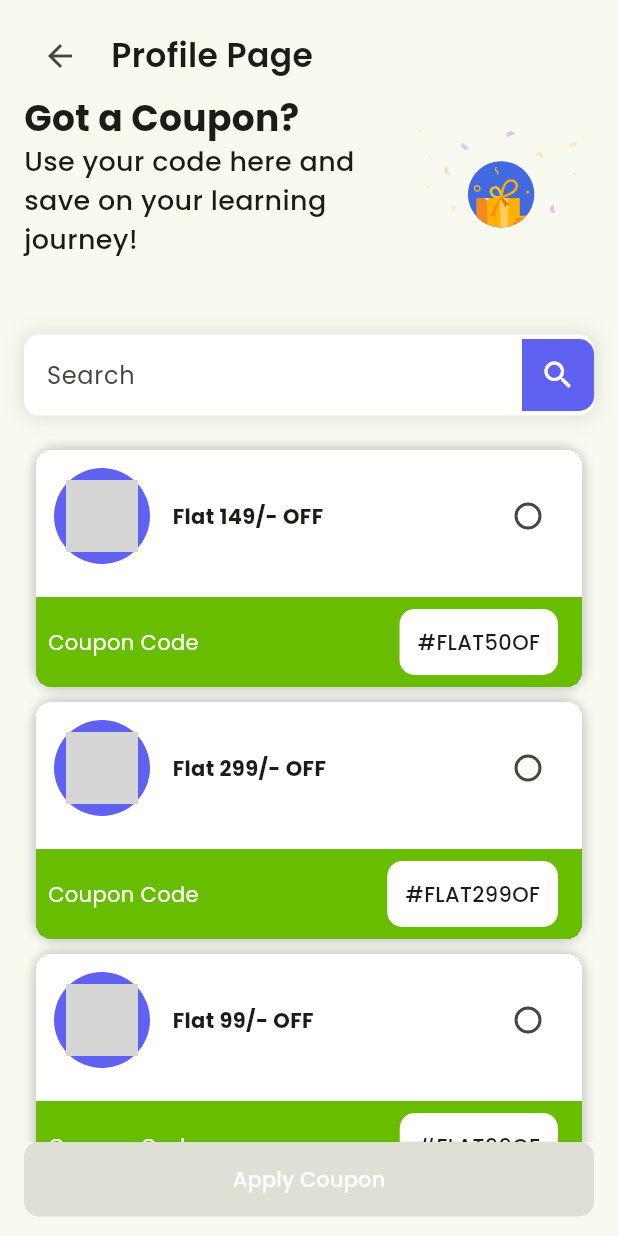
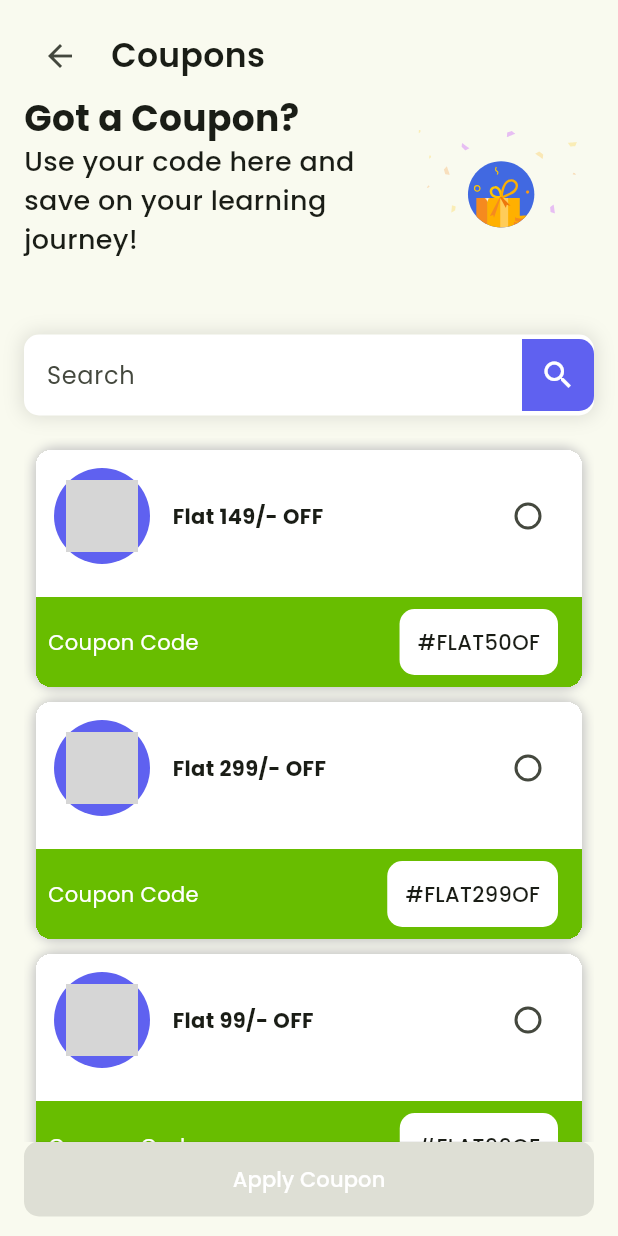
Before and after one commit to midhunmashuptech/Zephyr, a Flutter app: the ApplyCoupon screen opened directly, on a phone screen of 412 x 824 dp. Run offline on Flutter 3.47's test engine with Material 3 defaults, Android fonts, the phone set to English and light mode, and no system bars; our stand-ins replace better_player, dotted_border, file_picker, fluentui_system_icons, flutter_rating_bar, hugeicons and 8 more; missing offline and left inert: iconify_flutter_plus, syncfusion_flutter_pdfviewer; project files that could hold a hidden picture were left out; grey boxes are pictures that could not be loaded.

Commit message:
Zephyr Updates 08/08/25 FInal

```diff
--- a/lib/features/home/screens/home_screen.dart
+++ b/lib/features/home/screens/home_screen.dart
@@ -3,6 +3,7 @@ import 'package:hugeicons/hugeicons.dart';
 import 'package:iconify_flutter_plus/iconify_flutter_plus.dart';
 import 'package:iconify_flutter_plus/icons/mdi.dart';
 import 'package:iconify_flutter_plus/icons/mi.dart';
+import 'package:lottie/lottie.dart';
 import 'package:zephyr/common/widgets/custom_search_bar.dart';
 import 'package:zephyr/constants/app_constants.dart';
 import 'package:zephyr/constants/widgets/layout_gradient.dart';
@@ -228,6 +229,7 @@ class _HomeScreenState extends State<HomeScreen> {
                             padding: const EdgeInsets.symmetric(vertical: 40.0),
                             child: Column(
                               children: [
+                                Lottie.asset("assets/lottie/nodata.json", height: 200),
                                 Text("No Matching Courses found!"),
                               ],
                             ),
--- a/lib/features/payment/screens/apply_coupon.dart
+++ b/lib/features/payment/screens/apply_coupon.dart
@@ -19,13 +19,30 @@ class Coupons {
 }
 
 class _ApplyCouponState extends State<ApplyCoupon> {
-  TextEditingController searchController = TextEditingController();
   List<Coupons> coupons = [
     Coupons(couponText: "Flat 149/- OFF", couponCode: "#FLAT50OF"),
     Coupons(couponText: "Flat 299/- OFF", couponCode: "#FLAT299OF"),
     Coupons(couponText: "Flat 99/- OFF", couponCode: "#FLAT99OF"),
   ];
+  List<Coupons> filteredCoupons = [];
   String? selectedValue;
+  String? searchValue;
+
+  @override
+  void initState() {
+    filteredCoupons = coupons;
+    super.initState();
+  }
+
+  void filterCoupons() {
+    setState(() {
+      filteredCoupons = coupons
+          .where((coupon) =>
+              (coupon.couponText.toLowerCase().contains(searchValue ?? "") ||
+                  coupon.couponCode.toLowerCase().contains(searchValue ?? "")))
+          .toList();
+    });
+  }
 
   @override
   Widget build(BuildContext context) {
@@ -40,7 +57,7 @@ class _ApplyCouponState extends State<ApplyCoupon> {
                 BackButton(),
                 SizedBox(width: 10),
                 Text(
-                  'Profile Page',
+                  'Coupons',
                   style: TextStyle(fontSize: 22, fontWeight: FontWeight.w600),
                 ),
               ],
@@ -68,23 +85,38 @@ class _ApplyCouponState extends State<ApplyCoupon> {
               ],
             ),
             SizedBox(height: 50),
-            CustomSearchBar(color: AppColors.primaryBlue,
+            CustomSearchBar(
+              color: AppColors.primaryBlue,
               onChanged: (value) {
                 setState(() {
-                            searchController.text = value ?? "";
+                  searchValue = value;
+                  filterCoupons();
                 });
-                        },),
+              },
+            ),
             SizedBox(height: 15),
-            Expanded(
+
+            filteredCoupons.isEmpty
+                ? Expanded(
+                  child: SingleChildScrollView(
+                    child: Column(
+                        children: [
+                          Lottie.asset("assets/lottie/nodata.json", height: 200),
+                          Text("No Matching Coupon found!"),
+                        ],
+                      ),
+                  ),
+                )
+                : Expanded(
                     child: ListView.separated(
                         padding: EdgeInsets.all(8),
                         separatorBuilder: (context, index) => SizedBox(
                               height: 10,
                             ),
-                  itemCount: coupons.length,
+                        itemCount: filteredCoupons.length,
                         itemBuilder: (context, index) => CouponCard(
-                        couponText: coupons[index].couponText,
-                        couponCode: coupons[index].couponCode,
+                              couponText: filteredCoupons[index].couponText,
+                              couponCode: filteredCoupons[index].couponCode,
                               radioValue: index.toString(),
                               radioGroupValue: selectedValue,
                               onChanged: (String? value) {
@@ -106,7 +138,8 @@ class _ApplyCouponState extends State<ApplyCoupon> {
               onPressed: selectedValue == null
                   ? null
                   : () {
-                      Navigator.pop(context, coupons[int.parse(selectedValue ?? "")].couponText);
+                      Navigator.pop(context,
+                          coupons[int.parse(selectedValue ?? "")].couponText);
                     },
               textcolor: AppColors.white,
             )
```
Lines whose indentation alone changed are shown as unchanged.
